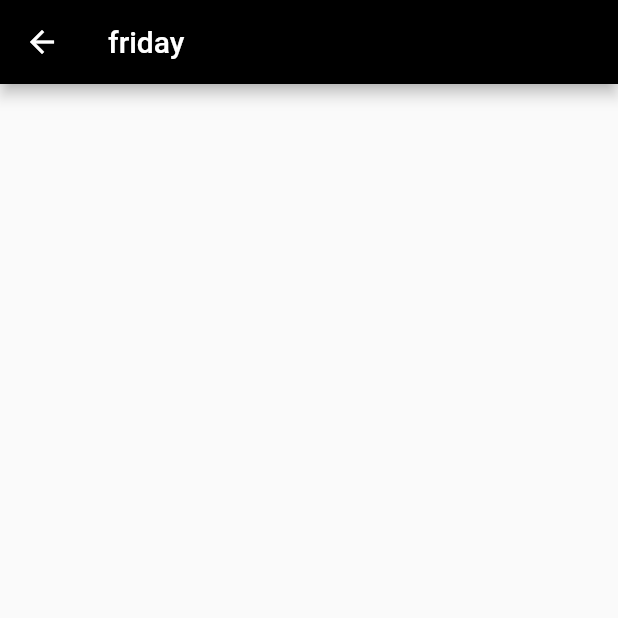
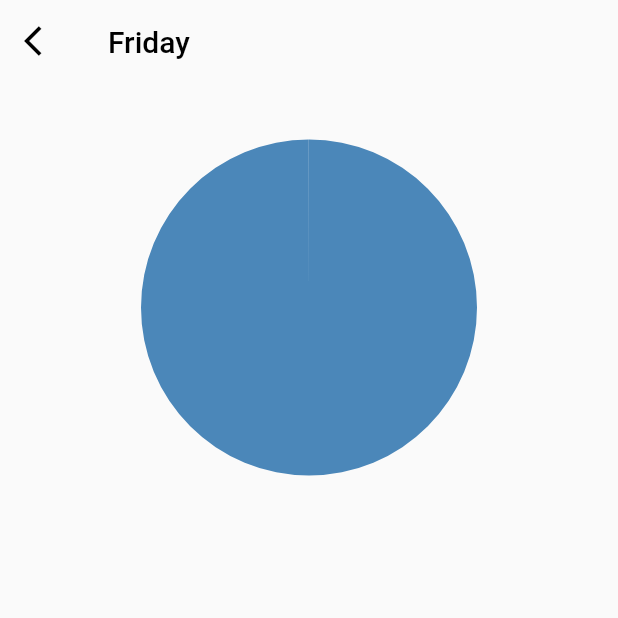
Before and after one commit to theiskaa/Visual-Time, a Flutter app: the screen it shows after launch, after a tap on "Friday", on a phone screen of 412 x 824 dp, the top half of it. Run offline on Flutter 3.47's test engine with Material 2 defaults, Android fonts, the light colour scheme and no system bars; our stand-ins replace hive, hive_flutter, logger, syncfusion_flutter_charts; accounts and stored records are empty.

Commit message:
Add charts improve day view with charts

```diff
--- a/lib/core/services/local_db_service.dart
+++ b/lib/core/services/local_db_service.dart
@@ -15,13 +15,13 @@ class LocalDBService {
 
   ValueListenable<Box<Task>> rightListenableValue(Day day) {
     var values = {
-      'monday': LocalDBService.mondayBox().listenable(),
-      'tuesday': LocalDBService.tuesdayBox().listenable(),
-      'wednesday': LocalDBService.wednesdayBox().listenable(),
-      'thursday': LocalDBService.thursdayBox().listenable(),
-      'friday': LocalDBService.fridayBox().listenable(),
-      'saturday': LocalDBService.fridayBox().listenable(),
-      'sunday': LocalDBService.sundayBox().listenable(),
+      'Monday': LocalDBService.mondayBox().listenable(),
+      'Tuesday': LocalDBService.tuesdayBox().listenable(),
+      'Wednesday': LocalDBService.wednesdayBox().listenable(),
+      'Thursday': LocalDBService.thursdayBox().listenable(),
+      'Friday': LocalDBService.fridayBox().listenable(),
+      'Saturday': LocalDBService.fridayBox().listenable(),
+      'Sunday': LocalDBService.sundayBox().listenable(),
     };
     return values[day.name]!;
   }
@@ -42,13 +42,13 @@ class LocalDBService {
 
   String rightTaskKeyCheckBoxId(int i) {
     var values = {
-      0: 'monday',
-      1: 'tuesday',
-      2: 'wednesday',
-      3: 'thursday',
-      4: 'friday',
-      5: 'saturday',
-      6: 'sunday',
+      0: 'Monday',
+      1: 'Tuesday',
+      2: 'Wednesday',
+      3: 'Thursday',
+      4: 'Friday',
+      5: 'Saturday',
+      6: 'Sunday',
     };
 
     return values[i]!;
--- a/lib/view/day_view.dart
+++ b/lib/view/day_view.dart
@@ -3,7 +3,10 @@ import 'package:flutter/material.dart';
 import 'package:hive/hive.dart';
 import 'package:vtime/core/model/day.dart';
 import 'package:vtime/core/model/task.dart';
+import 'package:vtime/view/widgets/day_chart.dart';
 import 'package:vtime/view/widgets/utils.dart';
+
+import 'widgets/appbars.dart';
 
 class DayView extends StatefulWidget {
   final Day? day;
@@ -23,33 +26,46 @@ class _DayViewState extends State<DayView> {
   @override
   Widget build(BuildContext context) {
     return Scaffold(
-      appBar: AppBar(title: Text(widget.day?.name ?? '')),
+      appBar: TransparentAppBar(
+        titleWidget: Text(
+          widget.day?.name ?? '',
+          style: const TextStyle(color: Colors.black),
+        ),
+      ),
       body: ValueListenableBuilder<Box<Task>>(
         valueListenable: widget.dayBox!,
         builder: (context, box, _) {
           final tasks = box.values.toList().cast<Task>();
-          return ListView(
+          return SingleChildScrollView(
+            child: Column(
+              children: [
+                DayChart(
+                  tasks: tasks,
+                  tooltipBehaviorEnabled: true,
+                ),
+                Column(
                   children: tasks
                       .map(
-                  (e) => Card(
+                        (e) => Dismissible(
+                          secondaryBackground: Container(color: Colors.red),
+                          background: Container(color: Colors.red),
+                          key: UniqueKey(),
+                          onDismissed: (_) => box.delete(e.key),
                           child: ListTile(
                             title: Text(e.title!),
                             subtitle: Text(
                               e.description! +
-                            ' ' +
+                                  ' | ' +
                                   Duration(hours: e.hours!, minutes: e.minutes!)
                                       .toHumanLang(),
-                      ),
-                      trailing: IconButton(
-                        icon: const Icon(Icons.delete),
-                        onPressed: () {
-                          box.delete(e.key);
-                        },
                             ),
                           ),
                         ),
                       )
                       .toList(),
+                ),
+              ],
+            ),
           );
         },
       ),
--- a/lib/view/home.dart
+++ b/lib/view/home.dart
@@ -1,6 +1,7 @@
 import 'package:flutter/foundation.dart';
 import 'package:flutter/material.dart';
 import 'package:vtime/core/model/day.dart';
+import 'package:vtime/core/model/task.dart';
 import 'package:vtime/core/services/local_db_service.dart';
 import 'package:vtime/view/create.dart';
 import 'package:hive_flutter/hive_flutter.dart';
@@ -8,6 +9,7 @@ import 'package:vtime/view/day_view.dart';
 import 'package:vtime/view/widgets/mini_day_card.dart';
 
 import 'widgets/appbars.dart';
+import 'widgets/day_chart.dart';
 import 'widgets/utils.dart';
 
 class Home extends StatefulWidget {
@@ -21,16 +23,16 @@ class _HomeState extends State<Home> {
   final titleTextController = TextEditingController();
   final localDbService = LocalDBService();
 
-  var todaysBox = LocalDBService.sundayBox().listenable();
+  var todaysBox = LocalDBService.tuesdayBox().listenable();
 
   List<Day> weekDays = <Day>[
-    const Day(name: 'monday'),
-    const Day(name: 'tuesday'),
-    const Day(name: 'wednesday'),
-    const Day(name: 'thursday'),
-    const Day(name: 'friday'),
-    const Day(name: 'saturday'),
-    const Day(name: 'sunday'),
+    const Day(name: 'Monday'),
+    const Day(name: 'Tuesday'),
+    const Day(name: 'Wednesday'),
+    const Day(name: 'Thursday'),
+    const Day(name: 'Friday'),
+    const Day(name: 'Saturday'),
+    const Day(name: 'Sunday'),
   ];
 
   @override
@@ -41,6 +43,27 @@ class _HomeState extends State<Home> {
         child: Column(
           mainAxisAlignment: MainAxisAlignment.center,
           children: [
+            Align(
+              alignment: Alignment.center,
+              child: Text(
+                weekDays[1].name ?? 'Today',
+                style: const TextStyle(
+                  color: Colors.black,
+                  fontWeight: FontWeight.w600,
+                  fontSize: 25,
+                ),
+              ),
+            ),
+            ValueListenableBuilder<Box<Task>>(
+              valueListenable: todaysBox,
+              builder: (context, box, _) {
+                final tasks = box.values.toList().cast<Task>();
+                return DayChart(tasks: tasks, tooltipBehaviorEnabled: true);
+              },
+            ),
+            const SizedBox(height: 50),
+            ViewUtils().divider,
+            const SizedBox(height: 50),
             WeekView(weeks: weekDays),
           ],
         ),
@@ -73,6 +96,7 @@ class WeekView extends StatelessWidget {
                 MiniDayChart(
                   title: ViewUtils().rightDayNameGenerator(i),
                   onTap: () => openNewDay(i, context),
+                  todaysBox: LocalDBService().rightListenableValue(weeks![i]),
                 ),
             ],
           ),
@@ -80,9 +104,10 @@ class WeekView extends StatelessWidget {
             children: [
               for (var i = 4; i < 7; i++)
                 MiniDayChart(
+                  todaysBox: LocalDBService().rightListenableValue(weeks![i]),
                   title: ViewUtils().rightDayNameGenerator(i),
                   onTap: () => openNewDay(i, context),
-                )
+                ),
             ],
           ),
         ],
--- a/lib/view/widgets/appbars.dart
+++ b/lib/view/widgets/appbars.dart
@@ -2,19 +2,27 @@ import 'package:flutter/material.dart';
 
 class TransparentAppBar extends StatelessWidget with PreferredSizeWidget {
   final bool disableLeading;
-  const TransparentAppBar({Key? key, this.disableLeading = false})
-      : super(key: key);
+  final Function? onLeadingTap;
+  final Widget? titleWidget;
+
+  const TransparentAppBar({
+    Key? key,
+    this.disableLeading = false,
+    this.onLeadingTap,
+    this.titleWidget,
+  }) : super(key: key);
 
   @override
   Widget build(BuildContext context) {
     return AppBar(
       elevation: 0,
       backgroundColor: Colors.transparent,
+      title: titleWidget,
       leading: disableLeading
           ? const SizedBox.shrink()
           : IconButton(
               icon: const Icon(Icons.arrow_back_ios, color: Colors.black),
-              onPressed: () => Navigator.pop(context),
+              onPressed: () => onLeadingTap!(),
             ),
     );
   }
--- /dev/null
+++ b/lib/view/widgets/day_chart.dart
@@ -0,0 +1,99 @@
+import 'package:flutter/material.dart';
+import 'package:syncfusion_flutter_charts/charts.dart';
+import 'package:vtime/core/model/task.dart';
+import 'package:vtime/view/widgets/utils.dart';
+
+// ignore: must_be_immutable
+class DayChart extends StatefulWidget {
+  List<Task> tasks;
+  final bool tooltipBehaviorEnabled;
+
+  DayChart({
+    Key? key,
+    required this.tasks,
+    this.tooltipBehaviorEnabled = false,
+  }) : super(key: key);
+
+  @override
+  _DayChartState createState() => _DayChartState();
+}
+
+class _DayChartState extends State<DayChart> {
+  @override
+  Widget build(BuildContext context) {
+    int? remainingHours = 24;
+    int? remainingMinutes = 24;
+
+    for (var i = 0; i < widget.tasks.length; i++) {
+      int currentHours = 24;
+      int currentMinutes = 60;
+
+      currentHours = (currentHours - widget.tasks[i].hours!);
+      currentMinutes = (currentMinutes - widget.tasks[i].minutes!);
+
+      remainingHours = currentHours;
+      remainingMinutes = currentMinutes;
+    }
+
+    widget.tasks.add(
+      Task(
+        title: 'Remaining Time {#@!@#!@#8&**%@#%}',
+        description: '',
+        uniquekey: '',
+        hours: remainingHours,
+        minutes: remainingMinutes,
+      ),
+    );
+
+    return SfCircularChart(
+      tooltipBehavior: widget.tooltipBehaviorEnabled
+          ? tooltipBehavior(remainingHours)
+          : null,
+      series: <PieSeries<Task, String>>[
+        PieSeries<Task, String>(
+          dataSource: widget.tasks,
+          xValueMapper: (Task data, _) => getTotal(data).toString(),
+          yValueMapper: (Task data, _) => getTotal(data),
+        ),
+      ],
+    );
+  }
+
+  TooltipBehavior tooltipBehavior(int? remainingHours) {
+    return TooltipBehavior(
+      enable: true,
+      builder: (dynamic data, dynamic point, dynamic series, int pointIndex,
+          int seriesIndex) {
+        return Container(
+          height: 20,
+          width: data.hours == remainingHours ? 135 : 100,
+          decoration: BoxDecoration(
+            color: Colors.black,
+            borderRadius: BorderRadius.circular(10),
+          ),
+          child: Center(
+            child: Text(
+              generateTooltipText(data),
+              style: const TextStyle(color: Colors.white, fontSize: 8),
+            ),
+          ),
+        );
+      },
+    );
+  }
+
+  double getTotal(Task task) {
+    double rightMinute = double.parse('0.${task.minutes}');
+    double total = task.hours! + rightMinute;
+    return total;
+  }
+
+  String generateTooltipText(Task data) {
+    var time =
+        Duration(hours: data.hours!, minutes: data.minutes!).toHumanLang();
+    if (data.title == 'Remaining Time {#@!@#!@#8&**%@#%}') {
+      return 'Remaining $time';
+    }
+    return time;
+  }
+}
--- a/lib/view/widgets/mini_day_card.dart
+++ b/lib/view/widgets/mini_day_card.dart
@@ -1,16 +1,23 @@
 import 'dart:ui';
 
+import 'package:flutter/foundation.dart';
 import 'package:flutter/material.dart';
+import 'package:hive/hive.dart';
+import 'package:vtime/core/model/task.dart';
+
+import 'day_chart.dart';
 
 class MiniDayChart extends StatelessWidget {
   final String title;
   final Function? onTap;
   final Color? circleColor;
+  final ValueListenable<Box<Task>> todaysBox;
 
   const MiniDayChart({
     Key? key,
     required this.title,
     required this.onTap,
+    required this.todaysBox,
     this.circleColor = const Color(0xFFFFFFFF),
   }) : super(key: key);
 
@@ -27,14 +34,18 @@ class MiniDayChart extends StatelessWidget {
               title,
               style: const TextStyle(fontSize: 12),
             ),
-            const SizedBox(height: 10),
-            Container(
-              height: 25,
-              width: 25,
-              decoration: BoxDecoration(
-                shape: BoxShape.circle,
-                color: circleColor,
-                border: Border.all(),
+            GestureDetector(
+              onTap: () => onTap!(),
+              child: ValueListenableBuilder<Box<Task>>(
+                valueListenable: todaysBox,
+                builder: (context, box, _) {
+                  final tasks = box.values.toList().cast<Task>();
+                  return SizedBox(
+                    height: 60,
+                    width: 60,
+                    child: DayChart(tasks: tasks),
+                  );
+                },
               ),
             ),
           ],
--- a/lib/view/widgets/utils.dart
+++ b/lib/view/widgets/utils.dart
@@ -28,6 +28,15 @@ class ViewUtils {
       focusedErrorBorder: InputBorder.none,
     );
   }
+
+  Widget get divider {
+    return const Divider(
+      height: 5,
+      thickness: 1,
+      indent: 50,
+      endIndent: 50,
+    );
+  }
 }
 
 extension DurationToHumanLangEXT on Duration {
@@ -36,7 +45,7 @@ extension DurationToHumanLangEXT on Duration {
     var inHours = this.inHours.toString();
 
     if (this == Duration.zero) {
-      return "Haven't selected yet";
+      return 'Tap to select how long the todo will take';
     }
     if (inMinutes != '0' && inHours != '0') {
       return '$inHours hours and $inMinutes minutes';
@@ -44,7 +53,7 @@ extension DurationToHumanLangEXT on Duration {
     if (inHours != '0' && inMinutes == '0') {
       return '$inHours hours';
     }
-    if (inMinutes != '0' && inHours != '0') {
+    if (inMinutes != '0' && inHours == '0') {
       return '$inMinutes minutes';
     }
 
--- a/pubspec.yaml
+++ b/pubspec.yaml
@@ -16,6 +16,7 @@ dependencies:
   hive_flutter: ^1.1.0
   flutter_bloc: ^7.0.1
   logger:
+  syncfusion_flutter_charts: ^19.1.69+1
 
   cupertino_icons: ^1.0.2
 
```
Also changed, not shown: lib/view/create.dart (+54 -27 lines), 1 other file. Lines whose indentation alone changed are shown as unchanged.
